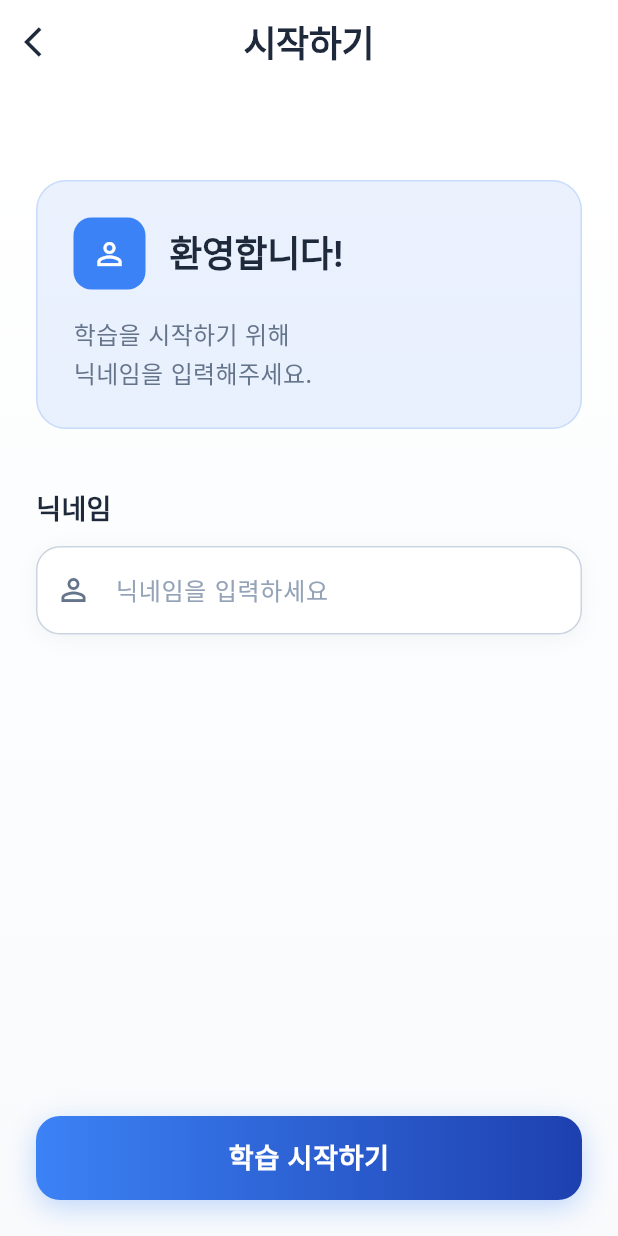
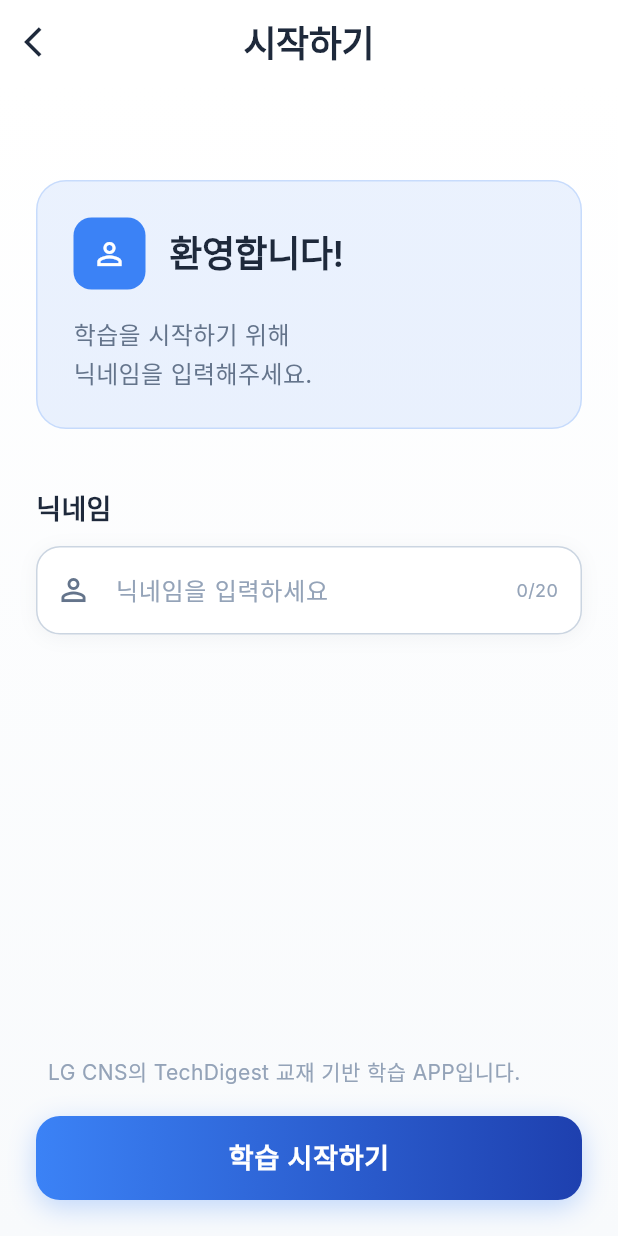
Before and after one commit to JingyunKim/my-app-project2, a Flutter app: the screen it shows after launch, on a phone screen of 412 x 824 dp. Run offline on Flutter 3.47's test engine with Material 3 defaults, Android fonts, the light colour scheme and no system bars; our stand-ins replace google_fonts, shared_preferences; accounts and stored records are empty.

Commit message:
닉네임 글자수 제한 추가

```diff
--- a/techdigestcoach/lib/features/auth/screens/nickname_screen.dart
+++ b/techdigestcoach/lib/features/auth/screens/nickname_screen.dart
@@ -158,6 +158,8 @@ class _NicknameScreenState extends State<NicknameScreen> {
                   ),
                 ),
                 const SizedBox(height: 12),
+                Stack(
+                  children: [
                     Container(
                       decoration: BoxDecoration(
                         color: AppColors.surface,
@@ -176,6 +178,7 @@ class _NicknameScreenState extends State<NicknameScreen> {
                       ),
                       child: TextField(
                         controller: _nicknameController,
+                        maxLength: 20,
                         decoration: InputDecoration(
                           hintText: '닉네임을 입력하세요',
                           hintStyle: AppTextStyles.body.copyWith(
@@ -190,13 +193,46 @@ class _NicknameScreenState extends State<NicknameScreen> {
                             horizontal: 20,
                             vertical: 16,
                           ),
+                          counterText: '',
                         ),
                         style: AppTextStyles.body,
                         textInputAction: TextInputAction.done,
                         onSubmitted: (_) => _handleSubmit(),
+                        onChanged: (value) {
+                          setState(() {});
+                        },
                       ),
                     ),
+                    Positioned(
+                      right: 16,
+                      top: 0,
+                      bottom: 0,
+                      child: Center(
+                        child: Text(
+                          '${_nicknameController.text.length}/20',
+                          style: AppTextStyles.caption.copyWith(
+                            color: AppColors.textLight,
+                            fontSize: 12,
+                          ),
+                        ),
+                      ),
+                    ),
+                  ],
+                ),
                 const Spacer(),
+                // 안내사항
+                Padding(
+                  padding: const EdgeInsets.symmetric(horizontal: 8),
+                  child: Text(
+                    'LG CNS의 TechDigest 교재 기반 학습 APP입니다.',
+                    style: AppTextStyles.caption.copyWith(
+                      color: AppColors.textLight,
+                      height: 1.4,
+                    ),
+                    textAlign: TextAlign.center,
+                  ),
+                ),
+                const SizedBox(height: 20),
                 // 시작 버튼
                 Container(
                   width: double.infinity,
```
Lines whose indentation alone changed are shown as unchanged.
